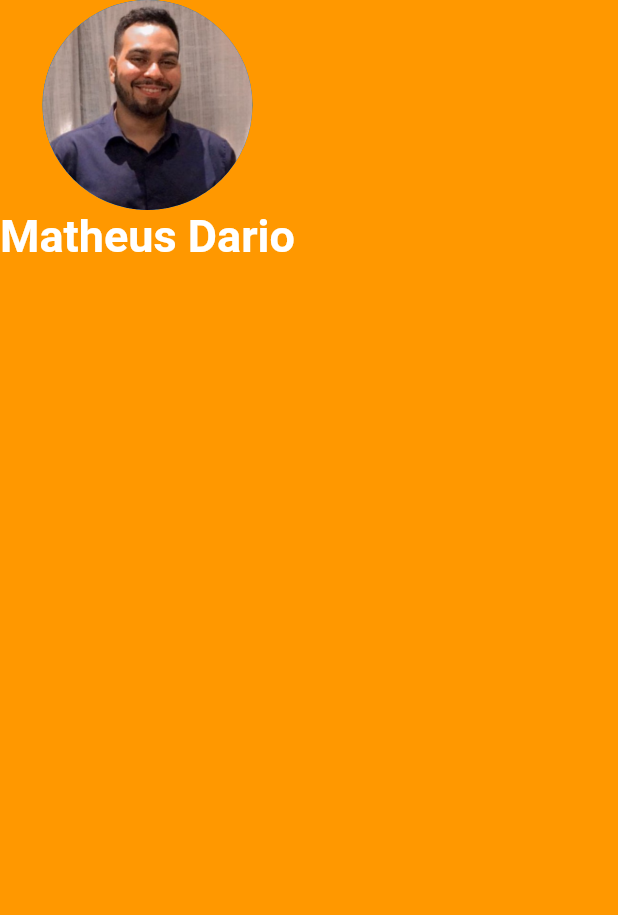
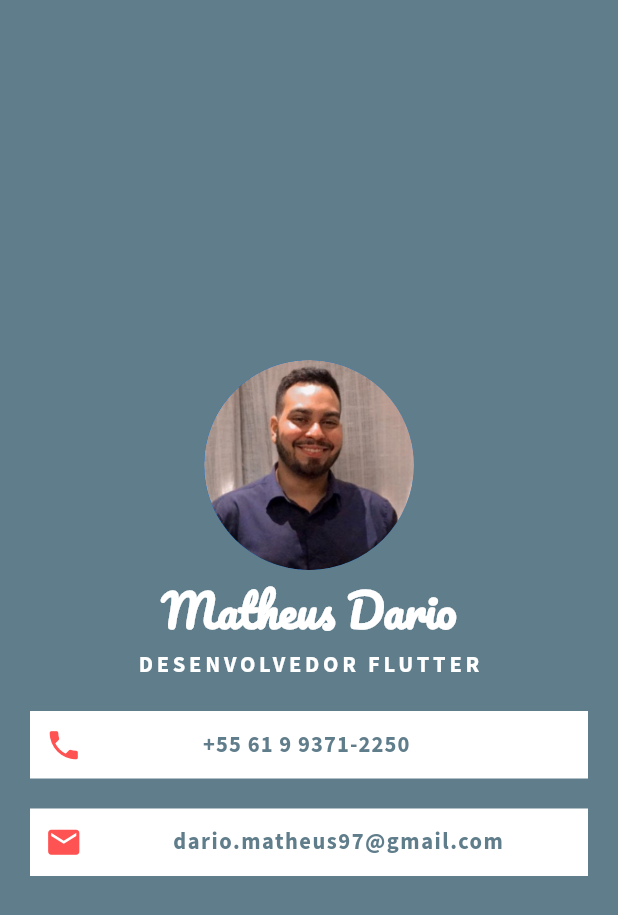
Before and after one commit to MatheusDario/My_card_flutter, a Flutter app: the screen it shows after launch, on a phone screen of 412 x 824 dp. Shown: the top 915 px of the screen. Run offline on Flutter 3.47's test engine with Material 2 defaults, Android fonts, the light colour scheme and no system bars.

Commit message:
add icons, text, container

```diff
--- a/lib/main.dart
+++ b/lib/main.dart
@@ -1,9 +1,7 @@
 import 'package:flutter/material.dart';
 
 void main() {
-  runApp(
-    const MyApp()
-  );
+  runApp(const MyApp());
 }
 
 class MyApp extends StatelessWidget {
@@ -11,16 +9,88 @@ class MyApp extends StatelessWidget {
 
   @override
   Widget build(BuildContext context) {
-    return  const MaterialApp(
+    return MaterialApp(
+      debugShowCheckedModeBanner: false,
       home: Scaffold(
-        backgroundColor: Colors.orange,
+        backgroundColor: Colors.blueGrey,
         body: SafeArea(
           child: Column(
+            mainAxisAlignment: MainAxisAlignment.center,
             children: [
-              CircleAvatar(radius: 70.0, backgroundImage: AssetImage('images/perfil.png')),
-              Text('Matheus Dario', style: TextStyle(color: Colors.white, fontSize: 30.0, fontWeight: FontWeight.bold),),
+              const CircleAvatar(
+                  radius: 70.0,
+                  backgroundImage: AssetImage('images/perfil.png')),
+              const Text(
+                'Matheus Dario',
+                style: TextStyle(
+                    color: Colors.white,
+                    fontSize: 30.0,
+                    fontWeight: FontWeight.bold,
+                    fontFamily: 'Pacifico'),
+              ),
+              const Text(
+                'DESENVOLVEDOR FLUTTER',
+                style: TextStyle(
+                    color: Colors.white,
+                    fontSize: 15.0,
+                    fontFamily: 'Source',
+                    fontWeight: FontWeight.bold,
+                    letterSpacing: 2.5),
+              ),
+              Container(
+                color: Colors.white,
+                margin: EdgeInsets.symmetric(horizontal: 20.0, vertical: 20.0),
+                padding: EdgeInsets.all(10.0),
+                child: const Row(
+                  children: <Widget>[
+                    Icon(
+                      Icons.phone,
+                      size: 25.0,
+                      color: Colors.redAccent,
+                    ),
+                    SizedBox(
+                      width: 80.0,
+                    ),
+                    Text(
+                      '+55 61 9 9371-2250',
+                      style: TextStyle(
+                          color: Colors.blueGrey,
+                          fontFamily: 'Source',
+                          fontWeight: FontWeight.bold,
+                          fontSize: 15.0,
+                          letterSpacing: 0.75),
+                    ),
+                  ],
+                ),
+              ),
+              Container(
+                color: Colors.white,
+                margin: EdgeInsets.symmetric(horizontal: 20.0),
+                padding: EdgeInsets.all(10.0),
+                child: const Row(
+                  children: <Widget>[
+                    Icon(
+                      Icons.email,
+                      size: 25.0,
+                      color: Colors.redAccent,
+                    ),
+                    SizedBox(
+                      width: 60.0,
+                    ),
+                    Text(
+                      'dario.matheus97@gmail.com',
+                      style: TextStyle(
+                          color: Colors.blueGrey,
+                          fontFamily: 'Source',
+                          fontWeight: FontWeight.bold,
+                          fontSize: 15.0,
+                          letterSpacing: 1.0),
+                    ),
+                  ],
+                ),
+              ),
             ],
-          )
+          ),
         ),
       ),
     );
```
Also changed, not shown: pubspec.yaml (+9 -11 lines), fonts/Pacifico-Regular.ttf (added), fonts/SourceSans.ttf (added).
